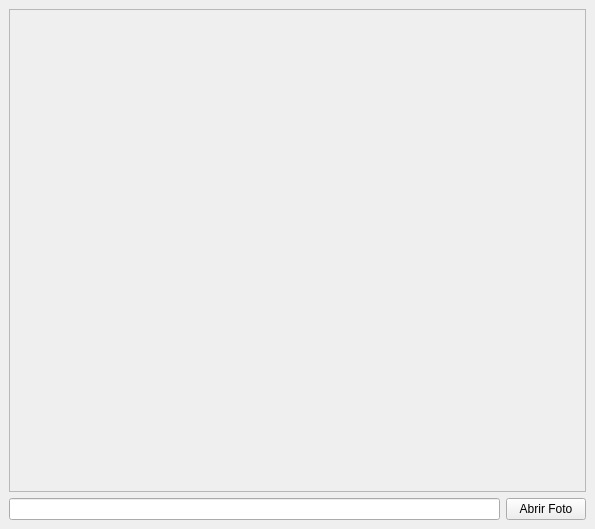
Above: AULA153_Programa-com-QTDesigner/app/design.ui from lucasfernande/secao6-cursopython before the change. Below: the same form after it.
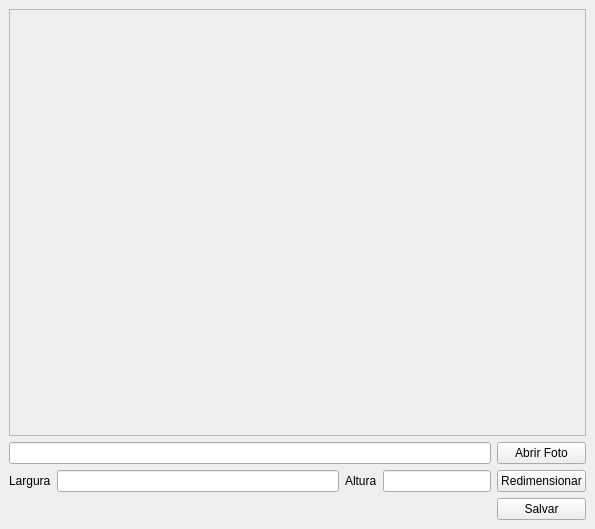
That is the form after the change.

Commit message: aplicação com interface gráfica para redimensionar imagens

The edit to the form file:
```diff
--- a/AULA153_Programa-com-QTDesigner/app/design.ui
+++ b/AULA153_Programa-com-QTDesigner/app/design.ui
@@ -15,17 +15,21 @@
   </property>
   <widget class="QWidget" name="centralwidget">
    <layout class="QGridLayout" name="gridLayout">
-    <item row="1" column="0">
-     <widget class="QLineEdit" name="input_arquivo"/>
-    </item>
-    <item row="1" column="1">
+    <item row="1" column="5">
      <widget class="QPushButton" name="btn_escolher_arquivo">
       <property name="text">
        <string>Abrir Foto</string>
       </property>
      </widget>
     </item>
-    <item row="0" column="0" colspan="2">
+    <item row="3" column="5">
+     <widget class="QPushButton" name="btn_redimensionar">
+      <property name="text">
+       <string>Redimensionar</string>
+      </property>
+     </widget>
+    </item>
+    <item row="0" column="0" colspan="6">
      <widget class="QScrollArea" name="scrollArea">
       <property name="widgetResizable">
        <bool>true</bool>
@@ -36,7 +40,7 @@
          <x>0</x>
          <y>0</y>
          <width>575</width>
-         <height>480</height>
+         <height>422</height>
         </rect>
        </property>
        <layout class="QGridLayout" name="gridLayout_2">
@@ -51,6 +55,36 @@
       </widget>
      </widget>
     </item>
+    <item row="3" column="1">
+     <widget class="QLineEdit" name="input_largura"/>
+    </item>
+    <item row="3" column="2">
+     <widget class="QLabel" name="label_2">
+      <property name="text">
+       <string>Altura</string>
+      </property>
+     </widget>
+    </item>
+    <item row="3" column="0">
+     <widget class="QLabel" name="label">
+      <property name="text">
+       <string>Largura</string>
+      </property>
+     </widget>
+    </item>
+    <item row="4" column="5">
+     <widget class="QPushButton" name="btn_salvar">
+      <property name="text">
+       <string>Salvar</string>
+      </property>
+     </widget>
+    </item>
+    <item row="1" column="0" colspan="5">
+     <widget class="QLineEdit" name="input_arquivo"/>
+    </item>
+    <item row="3" column="3" colspan="2">
+     <widget class="QLineEdit" name="input_altura"/>
+    </item>
    </layout>
   </widget>
  </widget>
```
The commit also changes 2 other files.
